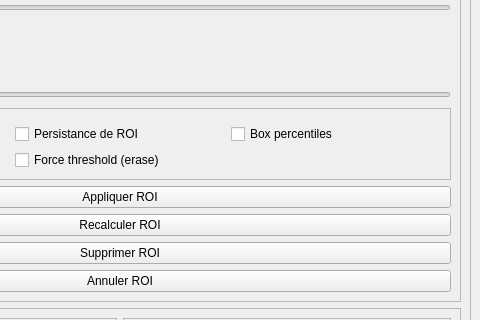
The window that toolspanel.ui (ostidepeignecul/segmentation-tool) describes before a commit, drawn with Qt 5; both pictures show x 240 to 720 and y 163 to 483 of the 720 by 936 pixel window.
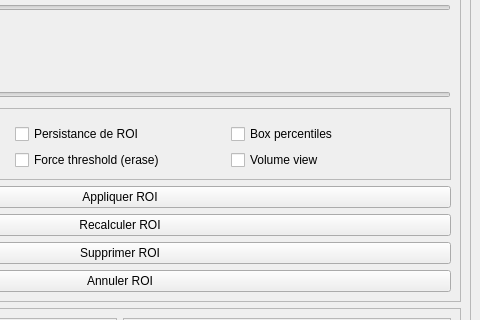
The same window after the commit. Custom widgets are drawn as their Qt base class.

Commit message: Push overlay VolumeView rendu optionnel

```diff
--- a/toolspanel.ui
+++ b/toolspanel.ui
@@ -199,6 +199,13 @@
                 </property>
                </widget>
               </item>
+              <item row="3" column="2">
+               <widget class="QCheckBox" name="checkBox_6">
+                <property name="text">
+                 <string>Volume view</string>
+                </property>
+               </widget>
+              </item>
              </layout>
             </widget>
            </item>
```
The commit also changes 6 other files.
